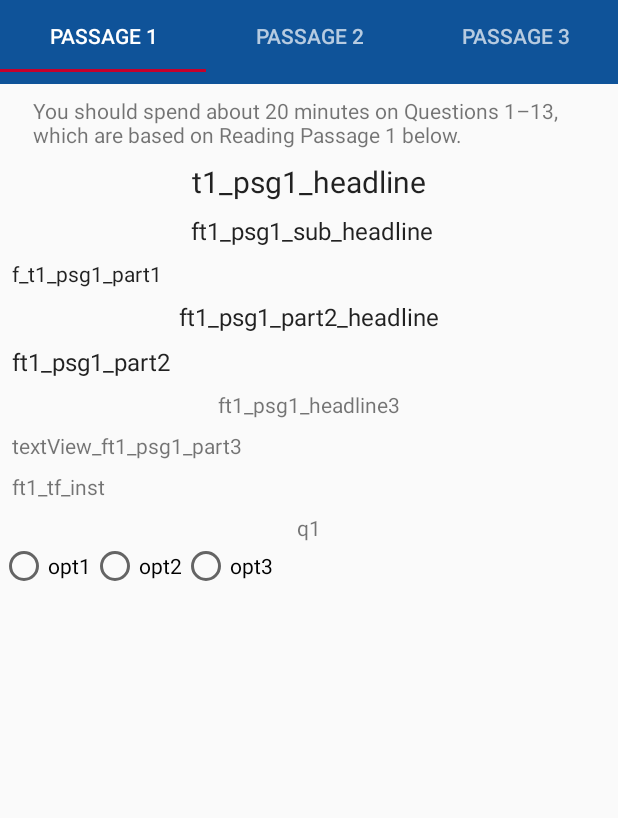
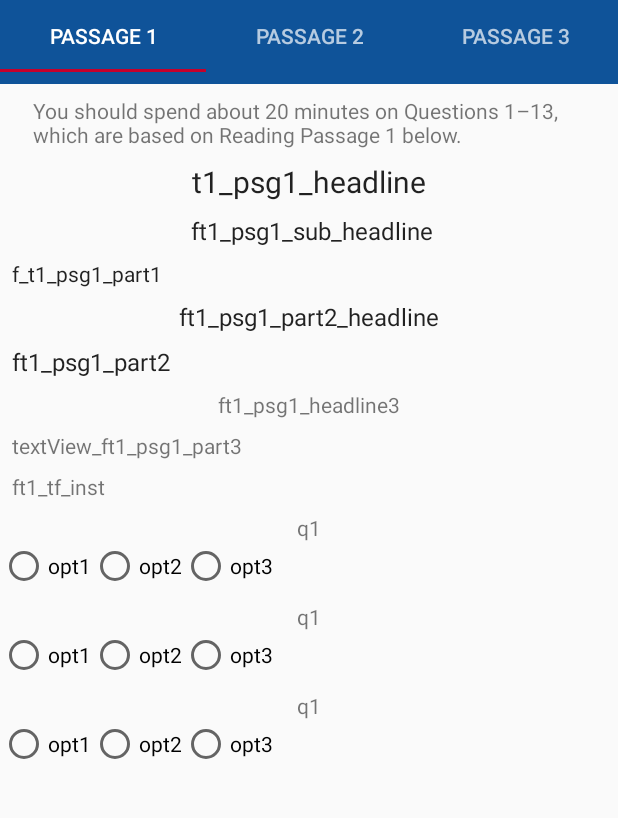
Before and after one commit to HussainJuned/ielts-assistor, an Android app: the Frt_One_FOne screen opened directly, with no data from a screen before it, on a phone screen of 412 x 824 dp, the part 84-902 px from its top. Run offline under Robolectric (Android 15) with nearby library versions, the light colour scheme and no system bars.

Commit message:
Full Reading Test Started

```diff
--- a/app/src/main/res/layout/fragment_frt__one__fone.xml
+++ b/app/src/main/res/layout/fragment_frt__one__fone.xml
@@ -71,7 +71,7 @@
 
             <TextView
                 android:id="@+id/textViewf_t1_psg1_part1"
-                android:layout_width="match_parent"
+                android:layout_width="0dp"
                 android:layout_height="wrap_content"
                 android:layout_marginEnd="8dp"
                 android:text="f_t1_psg1_part1"
@@ -96,12 +96,14 @@
                 android:textAppearance="@style/TextAppearance.AppCompat.Subhead"
                 app:layout_constraintLeft_toLeftOf="parent"
                 app:layout_constraintRight_toRightOf="parent"
-                app:layout_constraintTop_toBottomOf="@+id/textViewf_t1_psg1_part1" />
+                app:layout_constraintTop_toBottomOf="@+id/textViewf_t1_psg1_part1"
+                android:layout_marginStart="8dp"
+                android:layout_marginEnd="8dp" />
             <!--android:text="@string/ft1_psg1_part2_headline"-->
 
             <TextView
                 android:id="@+id/textView_ft1_psg1_part2"
-                android:layout_width="match_parent"
+                android:layout_width="0dp"
                 android:layout_height="wrap_content"
                 android:layout_marginLeft="8dp"
                 android:layout_marginRight="8dp"
@@ -110,7 +112,9 @@
                 android:textAppearance="@style/TextAppearance.AppCompat.Subhead"
                 app:layout_constraintLeft_toLeftOf="parent"
                 app:layout_constraintRight_toRightOf="parent"
-                app:layout_constraintTop_toBottomOf="@+id/textView_ft1_psg1_part2_headline" />
+                app:layout_constraintTop_toBottomOf="@+id/textView_ft1_psg1_part2_headline"
+                android:layout_marginStart="8dp"
+                android:layout_marginEnd="8dp" />
 
             <TextView
                 android:id="@+id/textView_ft1_psg1_headline3"
@@ -122,11 +126,13 @@
                 android:text="ft1_psg1_headline3"
                 app:layout_constraintLeft_toLeftOf="parent"
                 app:layout_constraintRight_toRightOf="parent"
-                app:layout_constraintTop_toBottomOf="@+id/textView_ft1_psg1_part2" />
+                app:layout_constraintTop_toBottomOf="@+id/textView_ft1_psg1_part2"
+                android:layout_marginStart="8dp"
+                android:layout_marginEnd="8dp" />
 
             <TextView
                 android:id="@+id/textView_ft1_psg1_part3"
-                android:layout_width="match_parent"
+                android:layout_width="0dp"
                 android:layout_height="wrap_content"
                 android:layout_marginLeft="8dp"
                 android:layout_marginRight="8dp"
@@ -134,11 +140,13 @@
                 android:text="textView_ft1_psg1_part3"
                 app:layout_constraintLeft_toLeftOf="parent"
                 app:layout_constraintRight_toRightOf="parent"
-                app:layout_constraintTop_toBottomOf="@+id/textView_ft1_psg1_headline3" />
+                app:layout_constraintTop_toBottomOf="@+id/textView_ft1_psg1_headline3"
+                android:layout_marginStart="8dp"
+                android:layout_marginEnd="8dp" />
 
             <TextView
                 android:id="@+id/textView_ft1_tf_inst"
-                android:layout_width="match_parent"
+                android:layout_width="0dp"
                 android:layout_height="wrap_content"
                 android:layout_marginLeft="8dp"
                 android:layout_marginRight="8dp"
@@ -146,12 +154,15 @@
                 android:text="ft1_tf_inst"
                 app:layout_constraintLeft_toLeftOf="parent"
                 app:layout_constraintRight_toRightOf="parent"
-                app:layout_constraintTop_toBottomOf="@+id/textView_ft1_psg1_part3" />
+                app:layout_constraintTop_toBottomOf="@+id/textView_ft1_psg1_part3"
+                android:layout_marginStart="8dp"
+                android:layout_marginEnd="8dp" />
             <!--android:text="@string/ft1_ps1_tf_inst"-->
 
 
             <LinearLayout
-                android:layout_width="match_parent"
+                android:id="@+id/ft1_ps1_tf_q1"
+                android:layout_width="0dp"
                 android:layout_height="wrap_content"
                 android:orientation="vertical"
 
@@ -201,8 +212,114 @@
                             android:text="opt3" />
                     </LinearLayout>
                 </RadioGroup>
+            </LinearLayout>
 
+            <LinearLayout
+                android:id="@+id/ft1_ps1_tf_q2"
+                android:layout_width="0dp"
+                android:layout_height="wrap_content"
+                android:orientation="vertical"
 
+                app:layout_constraintLeft_toLeftOf="parent"
+                app:layout_constraintRight_toRightOf="parent"
+                app:layout_constraintTop_toBottomOf="@+id/ft1_ps1_tf_q1">
+
+                <TextView
+                    android:id="@+id/textView_ft1_psg1_q2"
+                    android:layout_width="match_parent"
+                    android:layout_height="wrap_content"
+                    android:layout_marginLeft="8dp"
+                    android:gravity="center_horizontal"
+                    android:layout_marginRight="8dp"
+                    android:layout_marginTop="8dp"
+                    android:text="q1" />
+
+                <RadioGroup
+                    android:id="@+id/rgq2"
+                    android:layout_width="wrap_content"
+                    android:layout_height="wrap_content">
+                    <LinearLayout
+                        android:layout_width="match_parent"
+                        android:orientation="horizontal"
+                        android:weightSum="3"
+                        android:layout_height="wrap_content">
+
+                        <RadioButton
+                            android:id="@+id/rgq2RB1"
+                            android:layout_width="0dp"
+                            android:layout_height="wrap_content"
+                            android:layout_weight="1"
+                            android:text="opt1" />
+
+                        <RadioButton
+                            android:id="@+id/rgq2RB2"
+                            android:layout_width="0dp"
+                            android:layout_height="wrap_content"
+                            android:layout_weight="1"
+                            android:text="opt2" />
+
+                        <RadioButton
+                            android:id="@+id/rgq2RB3"
+                            android:layout_width="0dp"
+                            android:layout_height="wrap_content"
+                            android:layout_weight="1"
+                            android:text="opt3" />
+                    </LinearLayout>
+                </RadioGroup>
+            </LinearLayout>
+
+            <LinearLayout
+                android:id="@+id/ft1_ps1_tf_q3"
+                android:layout_width="0dp"
+                android:layout_height="wrap_content"
+                android:orientation="vertical"
+
+                app:layout_constraintLeft_toLeftOf="parent"
+                app:layout_constraintRight_toRightOf="parent"
+                app:layout_constraintTop_toBottomOf="@+id/ft1_ps1_tf_q2">
+
+                <TextView
+                    android:id="@+id/textView_ft1_psg1_q3"
+                    android:layout_width="match_parent"
+                    android:layout_height="wrap_content"
+                    android:layout_marginLeft="8dp"
+                    android:gravity="center_horizontal"
+                    android:layout_marginRight="8dp"
+                    android:layout_marginTop="8dp"
+                    android:text="q1" />
+
+                <RadioGroup
+                    android:id="@+id/rgq3"
+                    android:layout_width="wrap_content"
+                    android:layout_height="wrap_content">
+                    <LinearLayout
+                        android:layout_width="match_parent"
+                        android:orientation="horizontal"
+                        android:weightSum="3"
+                        android:layout_height="wrap_content">
+
+                        <RadioButton
+                            android:id="@+id/rgq3RB1"
+                            android:layout_width="0dp"
+                            android:layout_height="wrap_content"
+                            android:layout_weight="1"
+                            android:text="opt1" />
+
+                        <RadioButton
+                            android:id="@+id/rgq3RB2"
+                            android:layout_width="0dp"
+                            android:layout_height="wrap_content"
+                            android:layout_weight="1"
+                            android:text="opt2" />
+
+                        <RadioButton
+                            android:id="@+id/rgq3RB3"
+                            android:layout_width="0dp"
+                            android:layout_height="wrap_content"
+                            android:layout_weight="1"
+                            android:text="opt3" />
+                    </LinearLayout>
+                </RadioGroup>
             </LinearLayout>
 
         </android.support.constraint.ConstraintLayout>
```
